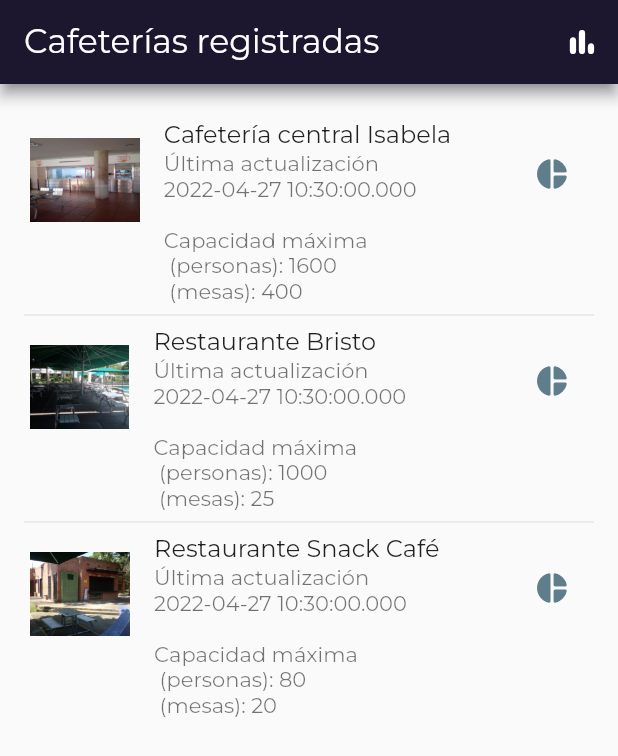
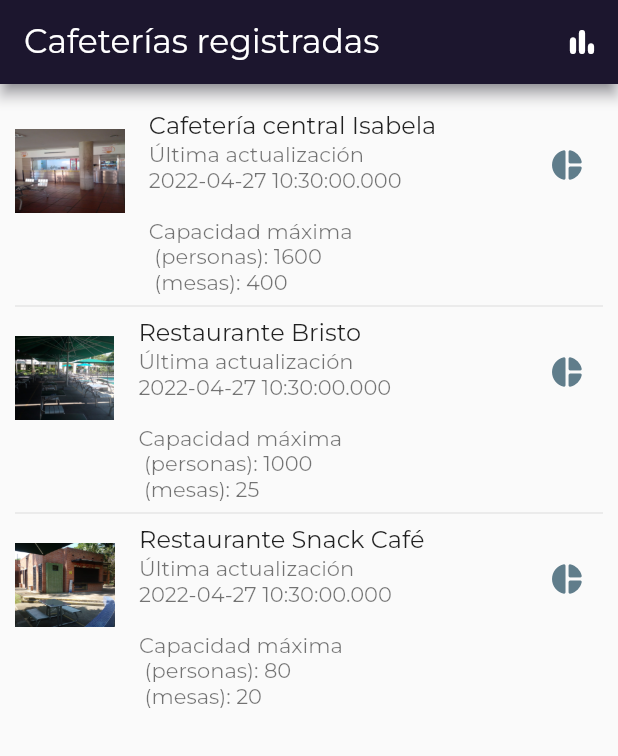
Before and after one commit to 7yrionLannister/is-it-crowded, a Flutter app: the screen it shows after launch, on a phone screen of 412 x 824 dp. Shown: the top 756 px of the screen. Run offline on Flutter 3.47's test engine with Material 2 defaults, Android fonts, the phone set to English and light mode, and no system bars; our stand-ins replace charts_flutter.

Commit message:
Reformat code. Added attributes to cafeteria class to manage history of occupation

```diff
--- a/lib/model/cafeteria.dart
+++ b/lib/model/cafeteria.dart
@@ -5,9 +5,11 @@ class Cafeteria {
   int maxCapacity;
   int tables;
   bool notificationsOn;
-  int tablesOcupation;
-  int peopleOcupation;
+  int tablesOccupation;
+  int peopleOccupation;
+  Map<DateTime, int> tablesOccupationHistory = {};
+  Map<DateTime, int> peopleOccupationHistory = {};
 
   Cafeteria(this.name, this.maxCapacity, this.tables,
-      {this.lastUpdated, this.image = "assets/images/appicon.png", this.notificationsOn = false, this.tablesOcupation = 0, this.peopleOcupation = 0});
+      {this.lastUpdated, this.image = "assets/images/appicon.png", this.notificationsOn = false, this.tablesOccupation = 0, this.peopleOccupation = 0});
 }
--- a/lib/ui/cafeterias_list.dart
+++ b/lib/ui/cafeterias_list.dart
@@ -12,8 +12,11 @@ class CafeteriasListPage extends StatefulWidget {
 
 class _CafeteriasListPageState extends State<CafeteriasListPage> {
   final _cafeterias = [
-    Cafeteria("Cafetería central Isabela", 1600, 400, tablesOcupation: 150, peopleOcupation: 1000,
-        lastUpdated: DateTime.now(), image: "assets/images/central.png"),
+    Cafeteria("Cafetería central Isabela", 1600, 400,
+        tablesOccupation: 150,
+        peopleOccupation: 1000,
+        lastUpdated: DateTime.now(),
+        image: "assets/images/central.png"),
     Cafeteria("Restaurante Bristo", 1000, 25,
         lastUpdated: DateTime.now(), image: "assets/images/bristo.png"),
     Cafeteria("Restaurante Snack Café", 80, 20,
@@ -34,16 +37,14 @@ class _CafeteriasListPageState extends State<CafeteriasListPage> {
             Navigator.of(context).push(
               MaterialPageRoute(
                 builder: (context) {
-                  return StatefulBuilder(
-                      builder: (context, setState) {
+                  return StatefulBuilder(builder: (context, setState) {
                     return Scaffold(
                       backgroundColor: const Color(0xff1c162e),
                       appBar: AppBar(
                         title: const Text(
                           "Ocupación en vivo",
                           style: TextStyle(
-                                  fontFamily: 'Montserrat', fontSize: 22.0
-                              ),
+                              fontFamily: 'Montserrat', fontSize: 22.0),
                         ),
                         actions: [
                           IconButton(
@@ -52,7 +53,8 @@ class _CafeteriasListPageState extends State<CafeteriasListPage> {
                                 : const Icon(Icons.notifications_off_outlined),
                             onPressed: () {
                               setState(() {
-                                    cafeteria.notificationsOn = !cafeteria.notificationsOn;
+                                cafeteria.notificationsOn =
+                                    !cafeteria.notificationsOn;
                               });
                             },
                           ),
@@ -60,8 +62,7 @@ class _CafeteriasListPageState extends State<CafeteriasListPage> {
                       ),
                       body: LiveOccupation(cafeteria),
                     );
-                      }
-                  );
+                  });
                 },
               ),
             );
@@ -77,7 +78,7 @@ class _CafeteriasListPageState extends State<CafeteriasListPage> {
             cafeteria.maxCapacity.toString() +
             '\n\t(mesas): ' +
             cafeteria.tables.toString()),
-        contentPadding: const EdgeInsets.all(4.0),
+        contentPadding: const EdgeInsets.symmetric(vertical: 4),
       );
     });
     final divided = _cafeterias.isNotEmpty
@@ -98,7 +99,7 @@ class _CafeteriasListPageState extends State<CafeteriasListPage> {
         ],
       ),
       body: ListView(
-        padding: const EdgeInsets.all(16.0),
+        padding: const EdgeInsets.all(10.0),
         children: divided,
       ),
     );
--- a/lib/ui/main.dart
+++ b/lib/ui/main.dart
@@ -1,11 +1,13 @@
 import 'package:flutter/material.dart';
+import 'package:flutter/rendering.dart';
 //import 'package:flutter_native_splash/flutter_native_splash.dart';
 import 'cafeterias_list.dart';
-import 'live_occupation.dart';
 import 'prediction.dart';
 
 void main() {
-  WidgetsBinding widgetsBinding = WidgetsFlutterBinding.ensureInitialized();
+  //debugPaintSizeEnabled = true;
+  //WidgetsBinding widgetsBinding =
+  WidgetsFlutterBinding.ensureInitialized();
   //FlutterNativeSplash.removeAfter(initialization); // uncomment this and the "initialization method if initial resource usage requires it"
   runApp(const MyApp());
 }
@@ -26,7 +28,7 @@ class MyApp extends StatelessWidget {
         theme: ThemeData(
           fontFamily: 'Montserrat',
           appBarTheme: const AppBarTheme(
-            backgroundColor: Color(0xff1c162e), //0x1c162eff
+            backgroundColor: Color(0xff1c162e),
             foregroundColor: Color(0xffffffff),
             shadowColor: Color(0xff555062),
           ),
--- a/lib/ui/prediction.dart
+++ b/lib/ui/prediction.dart
@@ -46,7 +46,7 @@ class _PredictionState extends State<Prediction> {
                                 fontSize: 22.0)),
                       ],
                     ),
-                    Spacer(),
+                    const Spacer(),
                     Column(
                       children: <Widget>[
                         SizedBox(
@@ -82,7 +82,7 @@ class _PredictionState extends State<Prediction> {
                               fontSize: 22.0)),
                     ],
                   ),
-                  Spacer(),
+                  const Spacer(),
                   Column(
                     children: <Widget>[
                       SizedBox(
```
Also changed, not shown: lib/ui/live_occupation.dart (+24 -7 lines). Lines whose indentation alone changed are shown as unchanged.
